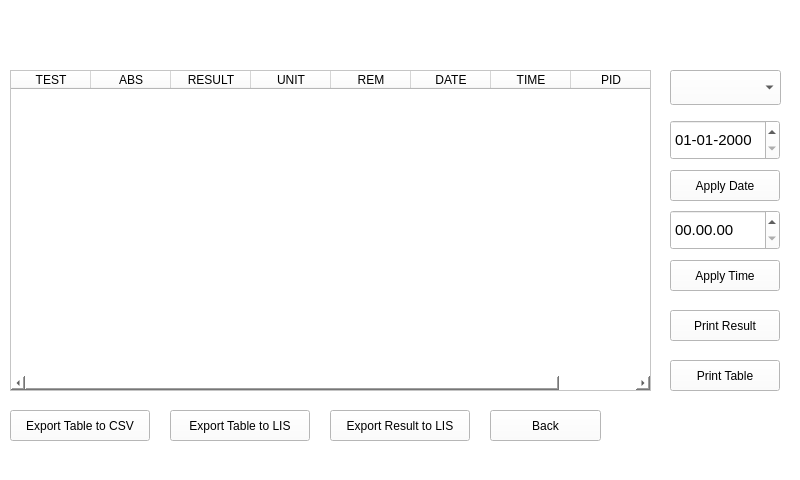
First picture: the form in mainwindow.ui, repository srikrishnan90/ELISAREADER, before the edit.
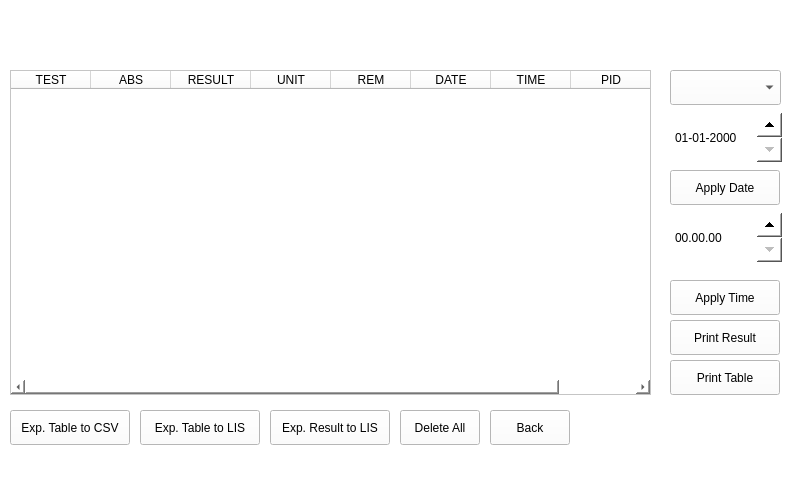
Second picture: the form after the edit. The open tabs and pages were chosen to show the change.

What changed in the file:
```diff
--- a/mainwindow.ui
+++ b/mainwindow.ui
@@ -8445,9 +8445,44 @@
         <x>10</x>
         <y>70</y>
         <width>641</width>
-        <height>321</height>
+        <height>325</height>
        </rect>
       </property>
+      <property name="styleSheet">
+       <string notr="true">
+QTableWidget {
+   QSrcollBar::vertical{width:50px;}
+}
+
+</string>
+      </property>
+      <property name="frameShape">
+       <enum>QFrame::StyledPanel</enum>
+      </property>
+      <property name="frameShadow">
+       <enum>QFrame::Sunken</enum>
+      </property>
+      <property name="lineWidth">
+       <number>1</number>
+      </property>
+      <property name="verticalScrollBarPolicy">
+       <enum>Qt::ScrollBarAsNeeded</enum>
+      </property>
+      <property name="dragEnabled">
+       <bool>false</bool>
+      </property>
+      <property name="selectionMode">
+       <enum>QAbstractItemView::ExtendedSelection</enum>
+      </property>
+      <property name="showGrid">
+       <bool>true</bool>
+      </property>
+      <property name="gridStyle">
+       <enum>Qt::SolidLine</enum>
+      </property>
+      <property name="sortingEnabled">
+       <bool>true</bool>
+      </property>
       <attribute name="horizontalHeaderDefaultSectionSize">
        <number>80</number>
       </attribute>
@@ -8504,7 +8539,7 @@
         <x>670</x>
         <y>360</y>
         <width>110</width>
-        <height>31</height>
+        <height>35</height>
        </rect>
       </property>
       <property name="text">
@@ -8515,9 +8550,9 @@
       <property name="geometry">
        <rect>
         <x>670</x>
-        <y>310</y>
+        <y>320</y>
         <width>110</width>
-        <height>31</height>
+        <height>35</height>
        </rect>
       </property>
       <property name="text">
@@ -8529,8 +8564,8 @@
        <rect>
         <x>490</x>
         <y>410</y>
-        <width>111</width>
-        <height>31</height>
+        <width>80</width>
+        <height>35</height>
        </rect>
       </property>
       <property name="text">
@@ -8542,38 +8577,38 @@
        <rect>
         <x>10</x>
         <y>410</y>
-        <width>140</width>
-        <height>31</height>
+        <width>120</width>
+        <height>35</height>
        </rect>
       </property>
       <property name="text">
-       <string>Export Table to CSV</string>
+       <string>Exp. Table to CSV</string>
       </property>
      </widget>
      <widget class="QPushButton" name="pushButton_70">
       <property name="geometry">
        <rect>
-        <x>170</x>
+        <x>140</x>
         <y>410</y>
-        <width>140</width>
-        <height>31</height>
+        <width>120</width>
+        <height>35</height>
        </rect>
       </property>
       <property name="text">
-       <string>Export Table to LIS</string>
+       <string>Exp. Table to LIS</string>
       </property>
      </widget>
      <widget class="QPushButton" name="pushButton_71">
       <property name="geometry">
        <rect>
-        <x>330</x>
+        <x>270</x>
         <y>410</y>
-        <width>140</width>
-        <height>31</height>
+        <width>120</width>
+        <height>35</height>
        </rect>
       </property>
       <property name="text">
-       <string>Export Result to LIS</string>
+       <string>Exp. Result to LIS</string>
       </property>
      </widget>
      <widget class="QLabel" name="label_92">
@@ -8582,7 +8617,7 @@
         <x>620</x>
         <y>410</y>
         <width>161</width>
-        <height>25</height>
+        <height>31</height>
        </rect>
       </property>
       <property name="text">
@@ -8603,16 +8638,24 @@
       <property name="geometry">
        <rect>
         <x>670</x>
-        <y>120</y>
-        <width>110</width>
-        <height>40</height>
+        <y>110</y>
+        <width>115</width>
+        <height>55</height>
        </rect>
       </property>
       <property name="font">
        <font>
-        <pointsize>11</pointsize>
+        <pointsize>9</pointsize>
        </font>
       </property>
+      <property name="styleSheet">
+       <string notr="true">QDateEdit::down-button{
+    width: 25
+}
+QDateEdit::up-button{
+    width: 25
+}</string>
+      </property>
       <property name="displayFormat">
        <string>dd-MM-yyyy</string>
       </property>
@@ -8623,7 +8666,7 @@
         <x>670</x>
         <y>170</y>
         <width>110</width>
-        <height>31</height>
+        <height>35</height>
        </rect>
       </property>
       <property name="text">
@@ -8635,15 +8678,23 @@
        <rect>
         <x>670</x>
         <y>210</y>
-        <width>110</width>
-        <height>40</height>
+        <width>115</width>
+        <height>55</height>
        </rect>
       </property>
       <property name="font">
        <font>
-        <pointsize>11</pointsize>
+        <pointsize>9</pointsize>
        </font>
       </property>
+      <property name="styleSheet">
+       <string notr="true">QTimeEdit::down-button{
+    width: 25
+}
+QTimeEdit::up-button{
+    width: 25
+}</string>
+      </property>
       <property name="displayFormat">
        <string>hh.mm.ss</string>
       </property>
@@ -8652,15 +8703,28 @@
       <property name="geometry">
        <rect>
         <x>670</x>
-        <y>260</y>
+        <y>280</y>
         <width>110</width>
-        <height>31</height>
+        <height>35</height>
        </rect>
       </property>
       <property name="text">
        <string>Apply Time</string>
       </property>
      </widget>
+     <widget class="QPushButton" name="pushButton_75">
+      <property name="geometry">
+       <rect>
+        <x>400</x>
+        <y>410</y>
+        <width>80</width>
+        <height>35</height>
+       </rect>
+      </property>
+      <property name="text">
+       <string>Delete All</string>
+      </property>
+     </widget>
     </widget>
     <widget class="QWidget" name="page_13">
      <widget class="QListWidget" name="listWidget">
```
Left out of the diff: 110 changed lines with no effect on the pictures.
